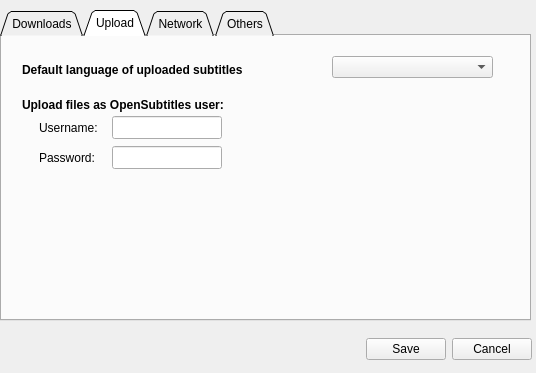
Old version of the form gui/preferences.ui in the repository subdownloader/subdownloader.
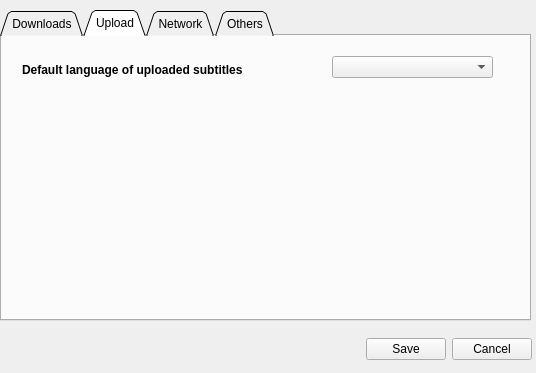
New version of the form. The open tabs and pages were chosen to show the change.

Commit message: added the Login dialog

```diff
--- a/gui/preferences.ui
+++ b/gui/preferences.ui
@@ -248,80 +248,6 @@
       </rect>
      </property>
     </widget>
-    <widget class="QLabel" name="label_56" >
-     <property name="geometry" >
-      <rect>
-       <x>20</x>
-       <y>60</y>
-       <width>271</width>
-       <height>18</height>
-      </rect>
-     </property>
-     <property name="font" >
-      <font>
-       <weight>75</weight>
-       <bold>true</bold>
-      </font>
-     </property>
-     <property name="text" >
-      <string>Upload files as OpenSubtitles user:</string>
-     </property>
-    </widget>
-    <widget class="QLabel" name="label_58" >
-     <property name="geometry" >
-      <rect>
-       <x>37</x>
-       <y>110</y>
-       <width>68</width>
-       <height>23</height>
-      </rect>
-     </property>
-     <property name="text" >
-      <string>Password:</string>
-     </property>
-    </widget>
-    <widget class="QLineEdit" name="optionLoginUsername" >
-     <property name="geometry" >
-      <rect>
-       <x>110</x>
-       <y>80</y>
-       <width>110</width>
-       <height>23</height>
-      </rect>
-     </property>
-    </widget>
-    <widget class="QLabel" name="label_57" >
-     <property name="geometry" >
-      <rect>
-       <x>37</x>
-       <y>80</y>
-       <width>68</width>
-       <height>23</height>
-      </rect>
-     </property>
-     <property name="text" >
-      <string>Username:</string>
-     </property>
-    </widget>
-    <widget class="QLineEdit" name="optionLoginPassword" >
-     <property name="geometry" >
-      <rect>
-       <x>110</x>
-       <y>110</y>
-       <width>110</width>
-       <height>23</height>
-      </rect>
-     </property>
-     <property name="sizePolicy" >
-      <sizepolicy vsizetype="Fixed" hsizetype="Fixed" >
-       <horstretch>0</horstretch>
-       <verstretch>0</verstretch>
-      </sizepolicy>
-     </property>
-     <property name="echoMode" >
-      <enum>QLineEdit::Password</enum>
-     </property>
-    </widget>
    </widget>
    <widget class="QWidget" name="tab_9" >
     <property name="geometry" >
```
The commit also changes 9 other files.
